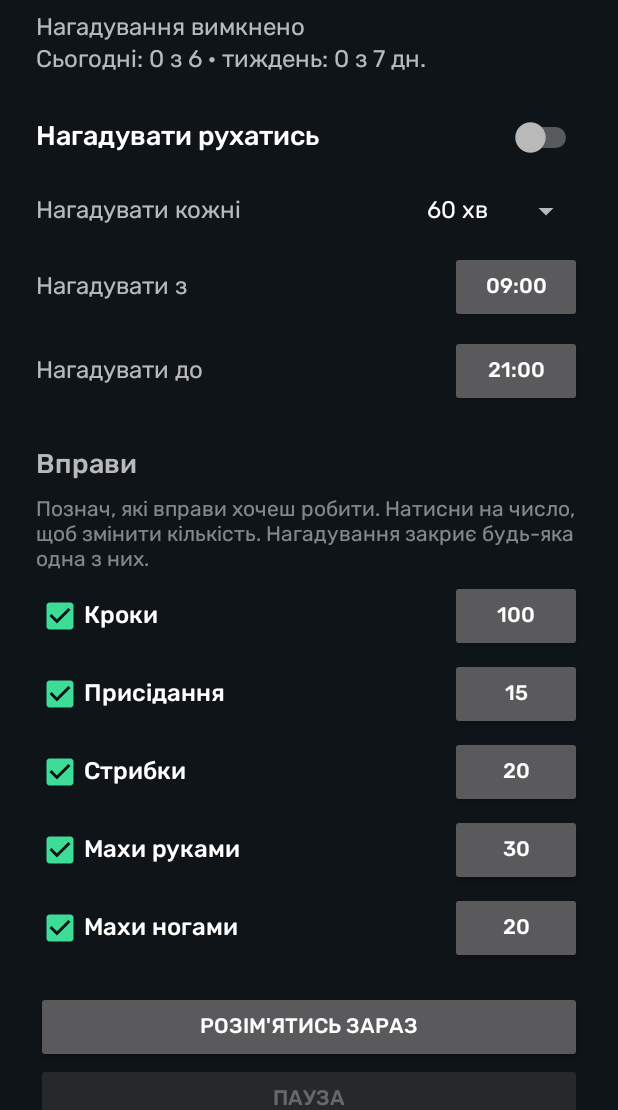
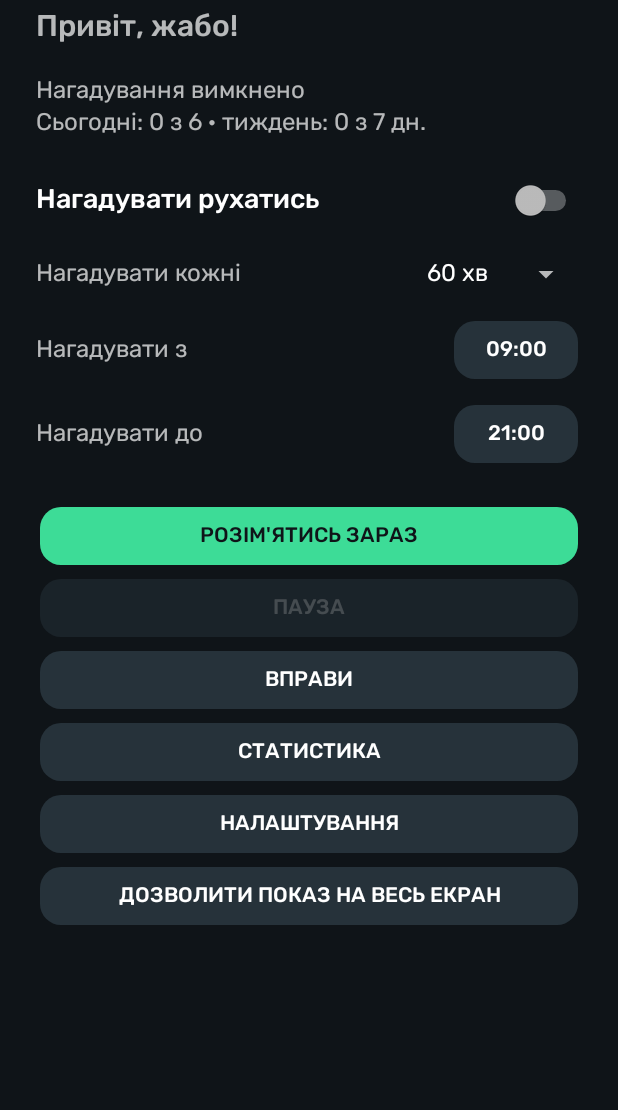
Before and after one commit to ddimacherkasov-hub/go_move, an Android app: the screen it shows after launch (MainActivity), on a phone screen of 412 x 824 dp, the part 126-1236 px from its top. Run offline under Robolectric (Android 15) with nearby library versions, the phone set to English and light mode, and no system bars.

Commit message:
Нові кнопки в тон теми, привітання, окремий екран вправ, віджет відкриває застосунок
Co-Authored-By: Claude Fable 5.2 <noreply@anthropic.com>
Claude-Session: https://claude.ai/code/session_01YJDwpo6rWbfqGtPuHYMmGY

```diff
--- a/app/src/main/AndroidManifest.xml
+++ b/app/src/main/AndroidManifest.xml
@@ -51,6 +51,11 @@
         </activity-alias>
 
         <activity
+            android:name=".ExercisesActivity"
+            android:exported="false"
+            android:screenOrientation="portrait" />
+
+        <activity
             android:name=".StatsActivity"
             android:exported="false"
             android:screenOrientation="portrait" />
--- /dev/null
+++ b/app/src/main/java/ua/ruhaysia/app/ExercisesActivity.kt
@@ -0,0 +1,105 @@
+package ua.ruhaysia.app
+
+import android.app.Activity
+import android.app.AlertDialog
+import android.os.Bundle
+import android.text.InputFilter
+import android.text.InputType
+import android.view.Gravity
+import android.widget.Button
+import android.widget.CheckBox
+import android.widget.EditText
+import android.widget.LinearLayout
+import android.widget.ScrollView
+import android.widget.TextView
+import android.widget.Toast
+
+/** Which exercises to offer and how many repetitions each needs. */
+class ExercisesActivity : Activity() {
+    private lateinit var store: Store
+
+    override fun onCreate(savedInstanceState: Bundle?) {
+        setTheme(themeRes())
+        super.onCreate(savedInstanceState)
+        store = Store(this)
+        val root = LinearLayout(this).apply {
+            orientation = LinearLayout.VERTICAL
+            setPadding(dp(24), dp(32), dp(24), dp(32))
+        }
+        root.addView(label("Вправи", 28f).apply { setTextColor(accent()) })
+        root.addView(label("Познач, які вправи хочеш робити. Натисни на число, щоб змінити " +
+            "кількість. Нагадування закриє будь-яка одна з них.", 14f, 8).apply { alpha = 0.7f })
+        root.addView(label("", 6f))
+        for (ex in Ex.values()) exerciseRow(root, ex)
+        setContentView(ScrollView(this).apply {
+            fitsSystemWindows = true
+            addView(root)
+        })
+        Ui.applyFont(root)
+    }
+
+    private fun dp(v: Int) = (v * resources.displayMetrics.density).toInt()
+
+    private fun label(text: String, size: Float, top: Int = 0): TextView =
+        TextView(this).apply {
+            this.text = text
+            textSize = size
+            setPadding(0, dp(top), 0, 0)
+        }
+
+    private fun exerciseRow(parent: LinearLayout, ex: Ex) {
+        val row = LinearLayout(this).apply {
+            orientation = LinearLayout.HORIZONTAL
+            gravity = Gravity.CENTER_VERTICAL
+            setPadding(0, dp(2), 0, dp(2))
+        }
+        val box = CheckBox(this).apply {
+            text = ex.title
+            textSize = 16f
+            isChecked = store.isOn(ex)
+        }
+        box.setOnCheckedChangeListener { _, on ->
+            if (!on && Ex.values().none { it != ex && store.isOn(it) }) {
+                box.isChecked = true
+                Toast.makeText(this, "Має лишитися хоча б одна вправа", Toast.LENGTH_SHORT).show()
+            } else {
+                store.setOn(ex, on)
+            }
+        }
+        row.addView(box, LinearLayout.LayoutParams(0, LinearLayout.LayoutParams.WRAP_CONTENT, 1f))
+
+        val button = Button(this)
+        button.text = store.goal(ex).toString()
+        button.setOnClickListener {
+            val input = EditText(this).apply {
+                inputType = InputType.TYPE_CLASS_NUMBER
+                filters = arrayOf(InputFilter.LengthFilter(4))
+                setText(store.goal(ex).toString())
+                setSelection(text.length)
+            }
+            val box2 = LinearLayout(this).apply {
+                setPadding(dp(24), dp(8), dp(24), 0)
+                addView(input, LinearLayout.LayoutParams(
+                    LinearLayout.LayoutParams.MATCH_PARENT,
+                    LinearLayout.LayoutParams.WRAP_CONTENT
+                ))
+            }
+            AlertDialog.Builder(this)
+                .setTitle(ex.title + ": скільки разів")
+                .setView(box2)
+                .setPositiveButton("Зберегти") { _, _ ->
+                    val n = input.text.toString().toIntOrNull()
+                    if (n == null || n < 1) {
+                        Toast.makeText(this, "Введи число від 1 до 9999", Toast.LENGTH_SHORT).show()
+                    } else {
+                        store.setGoal(ex, n)
+                        button.text = n.toString()
+                    }
+                }
+                .setNegativeButton("Скасувати", null)
+                .show()
+        }
+        row.addView(button)
+        parent.addView(row)
+    }
+}
--- a/app/src/main/java/ua/ruhaysia/app/MainActivity.kt
+++ b/app/src/main/java/ua/ruhaysia/app/MainActivity.kt
@@ -103,6 +103,7 @@ class MainActivity : Activity() {
         status.text = sbStatus.toString()
         pauseButton.text = if (Reminder.isPaused(store)) "Зняти паузу" else "Пауза"
         pauseButton.isEnabled = store.enabled
+        pauseButton.alpha = if (store.enabled) 1f else 0.5f
         if (withWidget) MoveWidget.refresh(this)
 
         val nm = getSystemService(NotificationManager::class.java)
@@ -237,62 +238,6 @@ class MainActivity : Activity() {
         parent.addView(row)
     }
 
-    private fun exerciseRow(parent: LinearLayout, ex: Ex) {
-        val row = LinearLayout(this).apply {
-            orientation = LinearLayout.HORIZONTAL
-            gravity = Gravity.CENTER_VERTICAL
-            setPadding(0, dp(2), 0, dp(2))
-        }
-        val box = CheckBox(this).apply {
-            text = ex.title
-            textSize = 16f
-            isChecked = store.isOn(ex)
-        }
-        box.setOnCheckedChangeListener { _, on ->
-            if (!on && Ex.values().none { it != ex && store.isOn(it) }) {
-                box.isChecked = true
-                Toast.makeText(this, "Має лишитися хоча б одна вправа", Toast.LENGTH_SHORT).show()
-            } else {
-                store.setOn(ex, on)
-            }
-        }
-        row.addView(box, LinearLayout.LayoutParams(0, LinearLayout.LayoutParams.WRAP_CONTENT, 1f))
-
-        val button = Button(this)
-        button.text = store.goal(ex).toString()
-        button.setOnClickListener {
-            val input = EditText(this).apply {
-                inputType = InputType.TYPE_CLASS_NUMBER
-                filters = arrayOf(InputFilter.LengthFilter(4))
-                setText(store.goal(ex).toString())
-                setSelection(text.length)
-            }
-            val box2 = LinearLayout(this).apply {
-                setPadding(dp(24), dp(8), dp(24), 0)
-                addView(input, LinearLayout.LayoutParams(
-                    LinearLayout.LayoutParams.MATCH_PARENT,
-                    LinearLayout.LayoutParams.WRAP_CONTENT
-                ))
-            }
-            AlertDialog.Builder(this)
-                .setTitle(ex.title + ": скільки разів")
-                .setView(box2)
-                .setPositiveButton("Зберегти") { _, _ ->
-                    val n = input.text.toString().toIntOrNull()
-                    if (n == null || n < 1) {
-                        Toast.makeText(this, "Введи число від 1 до 9999", Toast.LENGTH_SHORT).show()
-                    } else {
-                        store.setGoal(ex, n)
-                        button.text = n.toString()
-                    }
-                }
-                .setNegativeButton("Скасувати", null)
-                .show()
-        }
-        row.addView(button)
-        parent.addView(row)
-    }
-
     private fun buildUi() {
         val root = LinearLayout(this).apply {
             orientation = LinearLayout.VERTICAL
@@ -300,7 +245,8 @@ class MainActivity : Activity() {
         }
 
         root.addView(label("Jaba Mover", 32f).apply { setTextColor(accent()) })
-        status = label("", 16f, 6).apply { setLineSpacing(dp(3).toFloat(), 1f) }
+        root.addView(label("Привіт, жабо!", 20f, 2))
+        status = label("", 16f, 14).apply { setLineSpacing(dp(3).toFloat(), 1f) }
         root.addView(status)
 
         toggle = Switch(this).apply {
@@ -330,12 +276,8 @@ class MainActivity : Activity() {
         timeRow(root, "Нагадувати з", { store.startMinutes }) { store.startMinutes = it }
         timeRow(root, "Нагадувати до", { store.endMinutes }) { store.endMinutes = it }
 
-        root.addView(label("Вправи", 18f, 20))
-        root.addView(label("Познач, які вправи хочеш робити. Натисни на число, щоб змінити кількість. " +
-            "Нагадування закриє будь-яка одна з них.", 14f, 4).apply { alpha = 0.7f })
-        for (ex in Ex.values()) exerciseRow(root, ex)
-
         startButton = Button(this).apply {
+            tag = PRIMARY
             text = "Розім'ятись зараз"
             layoutParams = LinearLayout.LayoutParams(
                 LinearLayout.LayoutParams.MATCH_PARENT,
@@ -359,6 +301,13 @@ class MainActivity : Activity() {
             }
         }
         root.addView(pauseButton)
+
+        root.addView(Button(this).apply {
+            text = "Вправи"
+            setOnClickListener {
+                startActivity(Intent(this@MainActivity, ExercisesActivity::class.java))
+            }
+        })
 
         root.addView(Button(this).apply {
             text = "Статистика"
--- a/app/src/main/java/ua/ruhaysia/app/MoveWidget.kt
+++ b/app/src/main/java/ua/ruhaysia/app/MoveWidget.kt
@@ -39,7 +39,7 @@ class MoveWidget : AppWidgetProvider() {
                     R.id.w_root,
                     PendingIntent.getActivity(
                         app, 2,
-                        Intent(app, ChallengeActivity::class.java)
+                        Intent(app, MainActivity::class.java)
                             .addFlags(Intent.FLAG_ACTIVITY_NEW_TASK or Intent.FLAG_ACTIVITY_CLEAR_TOP),
                         PendingIntent.FLAG_UPDATE_CURRENT or PendingIntent.FLAG_IMMUTABLE
                     )
--- a/app/src/main/java/ua/ruhaysia/app/SettingsActivity.kt
+++ b/app/src/main/java/ua/ruhaysia/app/SettingsActivity.kt
@@ -44,6 +44,7 @@ class SettingsActivity : Activity() {
             if (free) "Обмеження батареї знято, застосунок може працювати у фоні."
             else "Телефон може зупиняти застосунок у фоні, і нагадування не прийдуть."
         batteryButton.isEnabled = !free
+        batteryButton.alpha = if (free) 0.5f else 1f
         batteryButton.text = if (free) "Обмеження вже знято" else "Зняти обмеження батареї"
     }
 
--- a/app/src/main/java/ua/ruhaysia/app/Ui.kt
+++ b/app/src/main/java/ua/ruhaysia/app/Ui.kt
@@ -3,12 +3,15 @@ package ua.ruhaysia.app
 import android.content.ComponentName
 import android.content.Context
 import android.content.pm.PackageManager
+import android.content.res.ColorStateList
 import android.graphics.Typeface
 import android.util.TypedValue
 import android.view.View
 import android.view.ViewGroup
 import android.widget.Button
+import android.widget.CompoundButton
 import android.widget.TextView
+import android.widget.ToggleButton
 
 /** Colour themes and the app font. */
 const val THEME_GREEN = "green"
@@ -39,6 +42,9 @@ fun Context.applyLauncherIcon() {
     } catch (ignored: Exception) {
     }
 }
+
+/** Tag for the main action button on a screen. */
+const val PRIMARY = "primary"
 
 object Ui {
     private var regular: Typeface? = null
@@ -71,6 +77,39 @@ object Ui {
                 else -> regular
             }
         }
+        val pink = ctx.isPink()
+        if (view is ToggleButton) {
+            // Weekday buttons: filled with the accent colour when switched on.
+            view.setBackgroundResource(if (pink) R.drawable.toggle_bg_pink else R.drawable.toggle_bg)
+            view.stateListAnimator = null
+            view.setTextColor(
+                ColorStateList(
+                    arrayOf(intArrayOf(android.R.attr.state_checked), intArrayOf()),
+                    intArrayOf(0xFF0F1418.toInt(), 0xFFFFFFFF.toInt())
+                )
+            )
+        } else if (view is Button && view !is CompoundButton) {
+            // Ordinary buttons: rounded, in the theme's tone; the main action is accent-filled.
+            val primary = view.tag == PRIMARY
+            view.setBackgroundResource(
+                when {
+                    primary && pink -> R.drawable.btn_primary_pink
+                    primary -> R.drawable.btn_primary
+                    pink -> R.drawable.btn_bg_pink
+                    else -> R.drawable.btn_bg
+                }
+            )
+            view.stateListAnimator = null
+            view.setTextColor(
+                ColorStateList(
+                    arrayOf(intArrayOf(-android.R.attr.state_enabled), intArrayOf()),
+                    intArrayOf(
+                        0x66FFFFFF,
+                        if (primary) 0xFF0F1418.toInt() else 0xFFFFFFFF.toInt()
+                    )
+                )
+            )
+        }
         if (view is ViewGroup) {
             for (i in 0 until view.childCount) walk(view.getChildAt(i), ctx)
         }
--- /dev/null
+++ b/app/src/main/res/drawable/btn_bg.xml
@@ -0,0 +1,15 @@
+<?xml version="1.0" encoding="utf-8"?>
+<ripple xmlns:android="http://schemas.android.com/apk/res/android" android:color="#40FFFFFF">
+    <item>
+        <inset
+            android:insetLeft="3dp"
+            android:insetRight="3dp"
+            android:insetTop="5dp"
+            android:insetBottom="5dp">
+            <shape android:shape="rectangle">
+                <solid android:color="#FF26323A" />
+                <corners android:radius="14dp" />
+            </shape>
+        </inset>
+    </item>
+</ripple>
--- /dev/null
+++ b/app/src/main/res/drawable/btn_bg_pink.xml
@@ -0,0 +1,15 @@
+<?xml version="1.0" encoding="utf-8"?>
+<ripple xmlns:android="http://schemas.android.com/apk/res/android" android:color="#40FFFFFF">
+    <item>
+        <inset
+            android:insetLeft="3dp"
+            android:insetRight="3dp"
+            android:insetTop="5dp"
+            android:insetBottom="5dp">
+            <shape android:shape="rectangle">
+                <solid android:color="#FF3A2633" />
+                <corners android:radius="14dp" />
+            </shape>
+        </inset>
+    </item>
+</ripple>
--- /dev/null
+++ b/app/src/main/res/drawable/btn_primary.xml
@@ -0,0 +1,15 @@
+<?xml version="1.0" encoding="utf-8"?>
+<ripple xmlns:android="http://schemas.android.com/apk/res/android" android:color="#40FFFFFF">
+    <item>
+        <inset
+            android:insetLeft="3dp"
+            android:insetRight="3dp"
+            android:insetTop="5dp"
+            android:insetBottom="5dp">
+            <shape android:shape="rectangle">
+                <solid android:color="#FF3DDC97" />
+                <corners android:radius="14dp" />
+            </shape>
+        </inset>
+    </item>
+</ripple>
--- /dev/null
+++ b/app/src/main/res/drawable/btn_primary_pink.xml
@@ -0,0 +1,15 @@
+<?xml version="1.0" encoding="utf-8"?>
+<ripple xmlns:android="http://schemas.android.com/apk/res/android" android:color="#40FFFFFF">
+    <item>
+        <inset
+            android:insetLeft="3dp"
+            android:insetRight="3dp"
+            android:insetTop="5dp"
+            android:insetBottom="5dp">
+            <shape android:shape="rectangle">
+                <solid android:color="#FFFF7EB6" />
+                <corners android:radius="14dp" />
+            </shape>
+        </inset>
+    </item>
+</ripple>
--- /dev/null
+++ b/app/src/main/res/drawable/toggle_bg.xml
@@ -0,0 +1,27 @@
+<?xml version="1.0" encoding="utf-8"?>
+<selector xmlns:android="http://schemas.android.com/apk/res/android">
+    <item android:state_checked="true">
+        <inset
+            android:insetLeft="2dp"
+            android:insetRight="2dp"
+            android:insetTop="5dp"
+            android:insetBottom="5dp">
+            <shape android:shape="rectangle">
+                <solid android:color="#FF3DDC97" />
+                <corners android:radius="12dp" />
+            </shape>
+        </inset>
+    </item>
+    <item>
+        <inset
+            android:insetLeft="2dp"
+            android:insetRight="2dp"
+            android:insetTop="5dp"
+            android:insetBottom="5dp">
+            <shape android:shape="rectangle">
+                <solid android:color="#FF26323A" />
+                <corners android:radius="12dp" />
+            </shape>
+        </inset>
+    </item>
+</selector>
--- /dev/null
+++ b/app/src/main/res/drawable/toggle_bg_pink.xml
@@ -0,0 +1,27 @@
+<?xml version="1.0" encoding="utf-8"?>
+<selector xmlns:android="http://schemas.android.com/apk/res/android">
+    <item android:state_checked="true">
+        <inset
+            android:insetLeft="2dp"
+            android:insetRight="2dp"
+            android:insetTop="5dp"
+            android:insetBottom="5dp">
+            <shape android:shape="rectangle">
+                <solid android:color="#FFFF7EB6" />
+                <corners android:radius="12dp" />
+            </shape>
+        </inset>
+    </item>
+    <item>
+        <inset
+            android:insetLeft="2dp"
+            android:insetRight="2dp"
+            android:insetTop="5dp"
+            android:insetBottom="5dp">
+            <shape android:shape="rectangle">
+                <solid android:color="#FF3A2633" />
+                <corners android:radius="12dp" />
+            </shape>
+        </inset>
+    </item>
+</selector>
```
